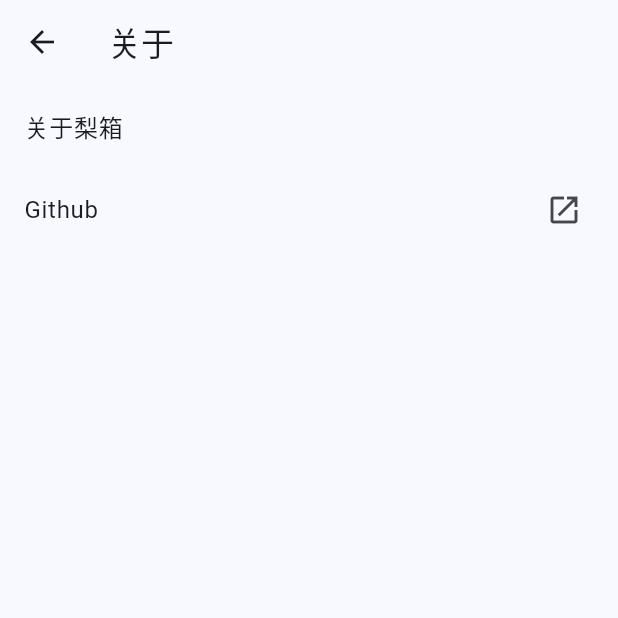
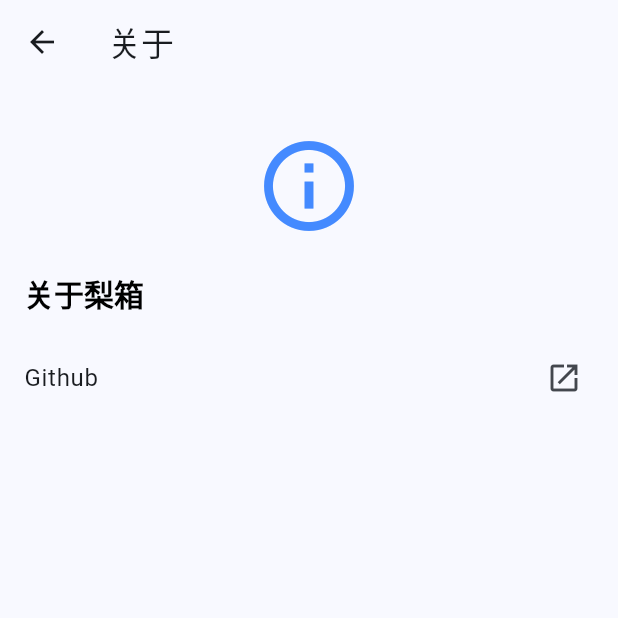
Before and after one commit to chixiaoshu/suly_tools, a Flutter app: the AboutPage screen opened directly, on a phone screen of 412 x 824 dp, the top half of it. Run offline on Flutter 3.47's test engine with Material 3 defaults, Android fonts, the phone set to English and light mode, and no system bars.

```diff
--- a/lib/pages/settings/about.dart
+++ b/lib/pages/settings/about.dart
@@ -1,8 +1,25 @@
 import 'package:flutter/material.dart';
 import 'package:url_launcher/url_launcher.dart';
 
-class AboutPage extends StatelessWidget {
+class AboutPage extends StatefulWidget {
   const AboutPage({super.key});
+
+  @override
+  State<AboutPage> createState() => _AboutPageState();
+}
+
+class _AboutPageState extends State<AboutPage> {
+  int _iconTapCount = 0;
+  bool _showXTile = false;
+
+  void _handleIconTap() {
+    setState(() {
+      _iconTapCount++;
+      if (_iconTapCount >= 7) {
+        _showXTile = true;
+      }
+    });
+  }
 
   @override
   Widget build(BuildContext context) {
@@ -12,8 +29,22 @@ class AboutPage extends StatelessWidget {
       ),
       body: ListView(
         children: [
+          GestureDetector(
+            onTap: _handleIconTap,
+            child: Padding(
+              padding: const EdgeInsets.only(top: 32.0, bottom: 8.0),
+              child: Center(
+                child: Icon(
+                  Icons.info_outline,
+                  size: 72,
+                  color: Colors.blueAccent,
+                ),
+              ),
+            ),
+          ),
           ListTile(
             title: Text('关于梨箱'),
+            titleTextStyle: TextStyle(fontSize: 20, fontWeight: FontWeight.bold, color: Color.fromARGB(255, 0, 0, 0)),
           ),
           ListTile(
             title: Text('Github'),
@@ -25,6 +56,17 @@ class AboutPage extends StatelessWidget {
               );
             },
           ),
+          if (_showXTile)
+            ListTile(
+              title: Text('X'),
+              trailing: Icon(Icons.open_in_new),
+              onTap: () {
+                launchUrl(
+                  Uri.parse('https://x.com/Suly_twelve'),
+                  mode: LaunchMode.externalApplication,
+                );
+              },
+            ),
         ],
       ),
     );
```
Also changed, not shown: lib/pages/main_page.dart (+22 -7 lines), lib/pages/person_page.dart (+15 -1 lines), 5 other files.
